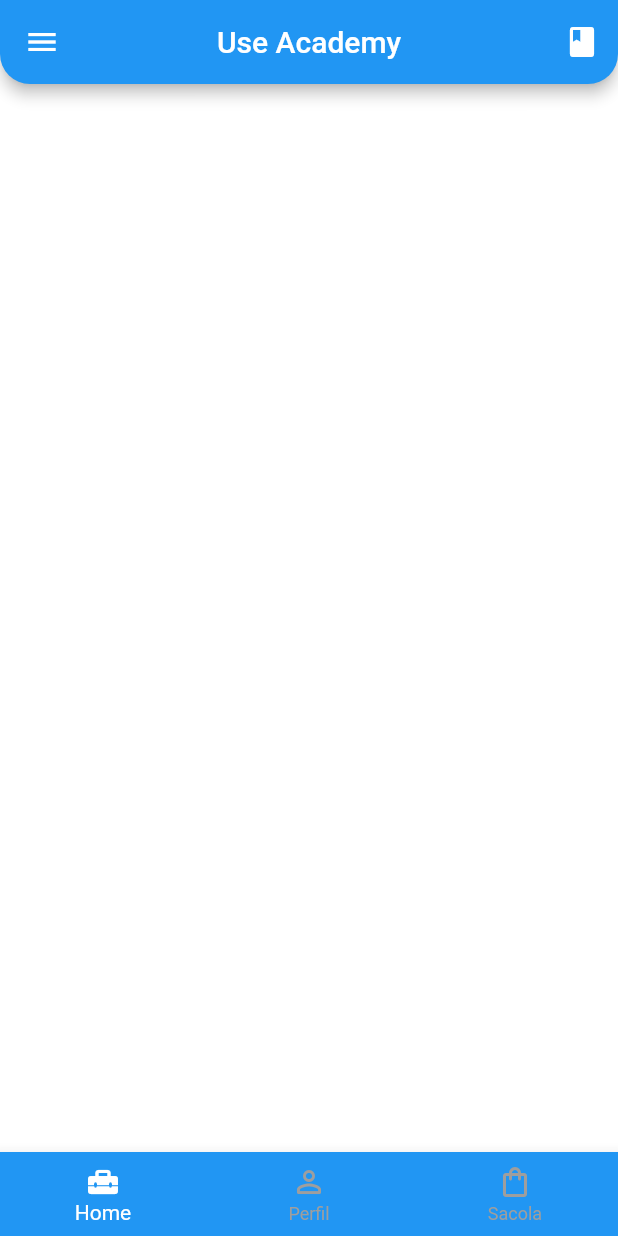
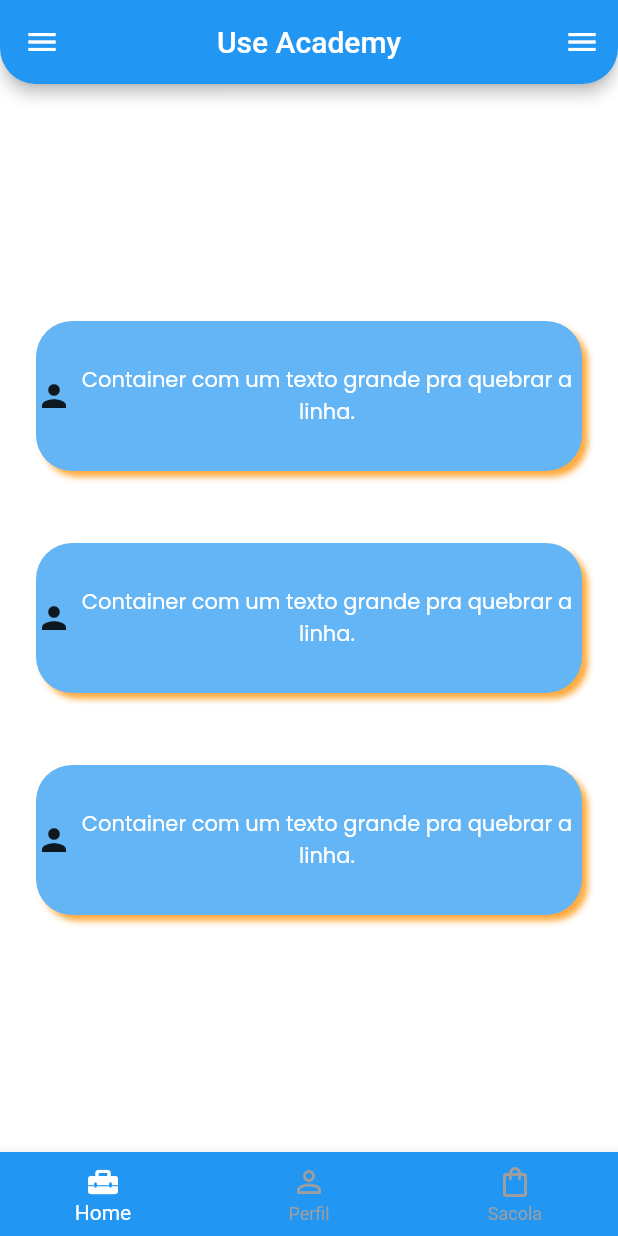
Before and after one commit to joao-ranieri/UseAcademy, a Flutter app: the screen it shows after launch, on a phone screen of 412 x 824 dp. Run offline on Flutter 3.47's test engine with Material 2 defaults, Android fonts, the phone set to English and light mode, and no system bars; our stand-ins replace google_fonts.

Commit message:
feat: added body and widget MyContainer

```diff
--- a/lib/main.dart
+++ b/lib/main.dart
@@ -1,4 +1,5 @@
 import 'package:flutter/material.dart';
+import 'package:google_fonts/google_fonts.dart';
 
 void main() {
   runApp(const MyApp());
@@ -19,17 +20,12 @@ class MyApp extends StatelessWidget {
         appBar: AppBar(
           title: const Text('Use Academy'),
           centerTitle: true,
-          actions: const [
-            Padding(
-              padding: EdgeInsets.only(right: 12.0),
-              child: Icon(Icons.book),
-            )
-          ],
           shape: const RoundedRectangleBorder(
-            borderRadius: BorderRadius.vertical(bottom: Radius.circular(20.0)),
+            borderRadius: BorderRadius.vertical(bottom: Radius.circular(24.0)),
           ),
         ),
         drawer: const Drawer(),
+        endDrawer: const Drawer(),
         backgroundColor: const Color(0xFFFFFFFF),
         bottomNavigationBar: BottomNavigationBar(
           backgroundColor: Colors.blue,
@@ -44,7 +40,55 @@ class MyApp extends StatelessWidget {
                 icon: Icon(Icons.shopping_bag_outlined), label: 'Sacola'),
           ],
         ),
+        body: SafeArea(
+          child: Column(
+            mainAxisAlignment: MainAxisAlignment.center,
+            children: const [MyContainer(), MyContainer(), MyContainer()],
+          ),
+        ),
       ),
     );
   }
 }
+
+class MyContainer extends StatelessWidget {
+  const MyContainer({
+    Key? key,
+  }) : super(key: key);
+
+  @override
+  Widget build(BuildContext context) {
+    return Container(
+      height: 100,
+      margin: const EdgeInsets.all(24.0),
+      alignment: Alignment.center,
+      decoration: BoxDecoration(
+          color: Colors.blue[300],
+          borderRadius: BorderRadius.circular(24.0),
+          boxShadow: const [
+            BoxShadow(
+                color: Colors.orangeAccent,
+                offset: Offset(4.0, 4.0),
+                blurRadius: 3.0)
+          ]),
+      child: Row(
+        mainAxisAlignment: MainAxisAlignment.center,
+        children: [
+          const Icon(Icons.person),
+          Expanded(
+              child: Text(
+            'Container com um texto grande pra quebrar a linha.',
+            maxLines: 2,
+            overflow: TextOverflow.ellipsis,
+            textAlign: TextAlign.center,
+            style: GoogleFonts.poppins(
+              color: Colors.white,
+              fontSize: 14,
+              fontWeight: FontWeight.w400,
+            ),
+          )),
+        ],
+      ),
+    );
+  }
+}
--- a/pubspec.yaml
+++ b/pubspec.yaml
@@ -10,6 +10,7 @@ dependencies:
   flutter:
     sdk: flutter
   cupertino_icons: ^1.0.2
+  google_fonts: ^2.1.0
 
 dev_dependencies:
   flutter_test:
```
Also changed, not shown: pubspec.lock.
